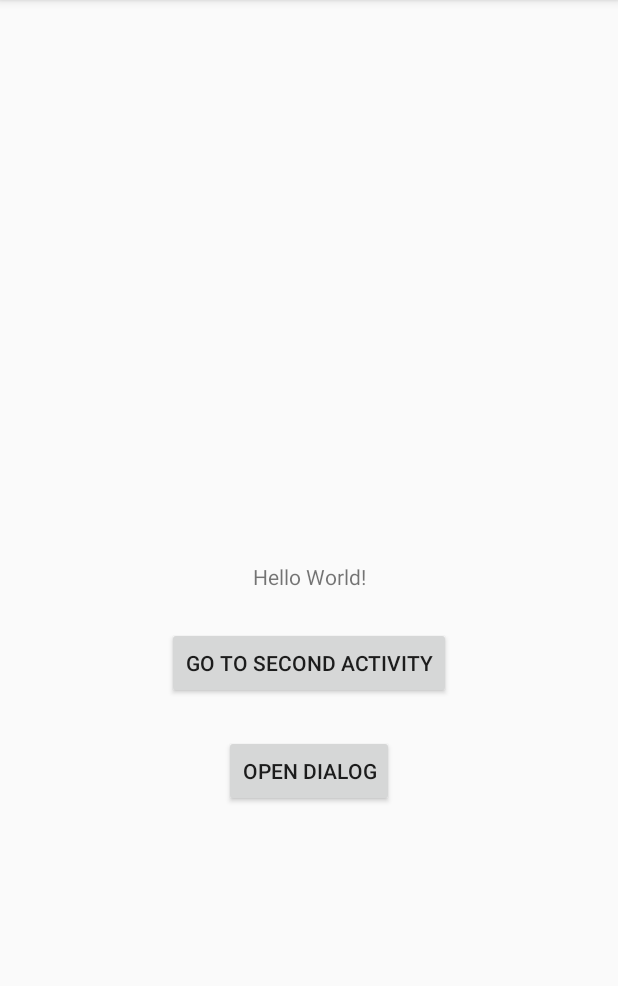
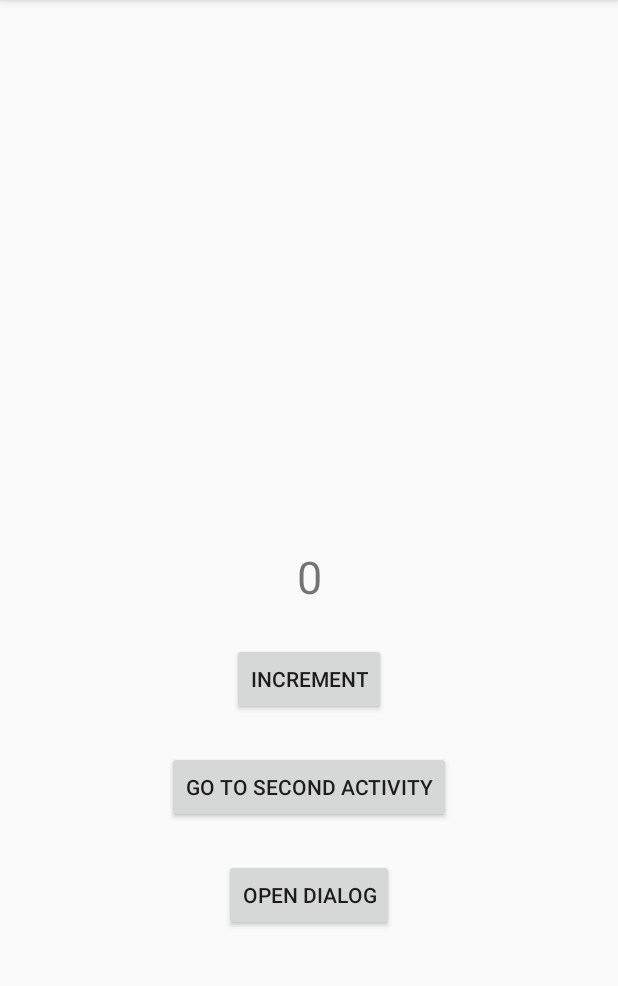
Before and after one commit to mauriciofullana/android-course-app3, an Android app: the screen it shows after launch (MainActivity), on a phone screen of 412 x 824 dp, the part 84-1070 px from its top. Run offline under Robolectric (Android 15) with nearby library versions, the phone set to English and light mode, and no system bars.

Commit message:
Orientation and saveInstanceState.

```diff
--- a/app/src/main/java/com/example/androidarchitecture/MainActivity.java
+++ b/app/src/main/java/com/example/androidarchitecture/MainActivity.java
@@ -1,5 +1,6 @@
 package com.example.androidarchitecture;
 
+import androidx.annotation.NonNull;
 import androidx.appcompat.app.AppCompatActivity;
 
 import android.content.Intent;
@@ -7,16 +8,34 @@ import android.os.Bundle;
 import android.util.Log;
 import android.view.View;
 import android.widget.Button;
+import android.widget.TextView;
 
 public class MainActivity extends AppCompatActivity {
 
     private static final String TAG = "MainActivityLog";
+
+    int counter = 0;
 
     @Override
     protected void onCreate(Bundle savedInstanceState) {
         super.onCreate(savedInstanceState);
         Log.d(TAG, "onCreate");
         setContentView(R.layout.activity_main);
+
+        final TextView txtCounter = findViewById(R.id.txt_counter);
+
+        if (savedInstanceState != null && savedInstanceState.containsKey("counterKey")) {
+            counter = savedInstanceState.getInt("counterKey", 0);
+            txtCounter.setText(counter+"");
+        }
+        findViewById(R.id.btn_counter_increment).setOnClickListener(new View.OnClickListener() {
+            @Override
+            public void onClick(View v) {
+                counter = Integer.parseInt(txtCounter.getText().toString());
+                counter++;
+                txtCounter.setText(counter + "");
+            }
+        });
 
         Button button = findViewById(R.id.btn_launch_second_activity);
         button.setOnClickListener(new View.OnClickListener() {
@@ -70,4 +89,10 @@ public class MainActivity extends AppCompatActivity {
         super.onDestroy();
         Log.d(TAG, "onDestroy");
     }
+
+    @Override
+    protected void onSaveInstanceState(@NonNull Bundle outState) {
+        super.onSaveInstanceState(outState);
+        outState.putInt("counterKey", counter);
+    }
 }
--- a/app/src/main/res/layout/activity_main.xml
+++ b/app/src/main/res/layout/activity_main.xml
@@ -7,14 +7,25 @@
     tools:context=".MainActivity">
 
     <TextView
-        android:id="@+id/textView2"
+        android:id="@+id/txt_counter"
         android:layout_width="wrap_content"
         android:layout_height="wrap_content"
-        android:text="Hello World!"
+        android:text="0"
+        android:textSize="30sp"
         app:layout_constraintBottom_toBottomOf="parent"
         app:layout_constraintLeft_toLeftOf="parent"
         app:layout_constraintRight_toRightOf="parent"
         app:layout_constraintTop_toTopOf="parent" />
+
+    <Button
+        android:id="@+id/btn_counter_increment"
+        android:layout_width="wrap_content"
+        android:layout_height="wrap_content"
+        android:layout_marginTop="24dp"
+        android:text="Increment"
+        app:layout_constraintEnd_toEndOf="parent"
+        app:layout_constraintStart_toStartOf="parent"
+        app:layout_constraintTop_toBottomOf="@+id/txt_counter" />
 
     <Button
         android:id="@+id/btn_launch_second_activity"
@@ -24,7 +35,7 @@
         android:text="Go to second activity"
         app:layout_constraintEnd_toEndOf="parent"
         app:layout_constraintStart_toStartOf="parent"
-        app:layout_constraintTop_toBottomOf="@+id/textView2" />
+        app:layout_constraintTop_toBottomOf="@+id/btn_counter_increment" />
 
     <Button
         android:id="@+id/btn_launch_dialog"
```
